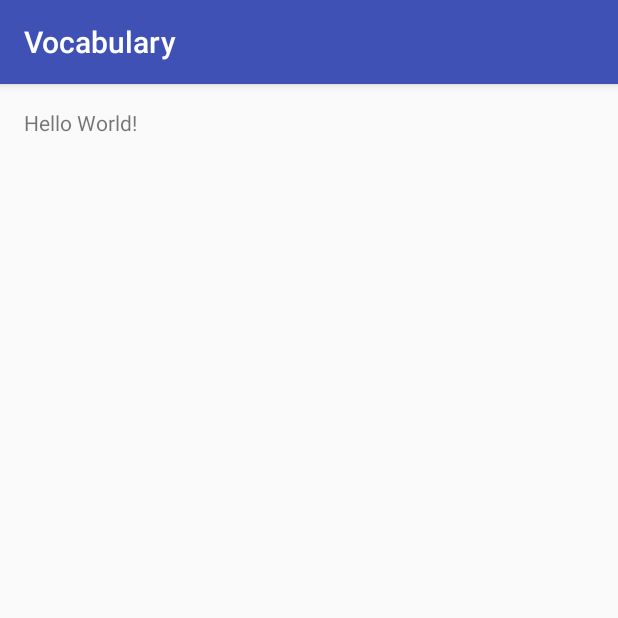
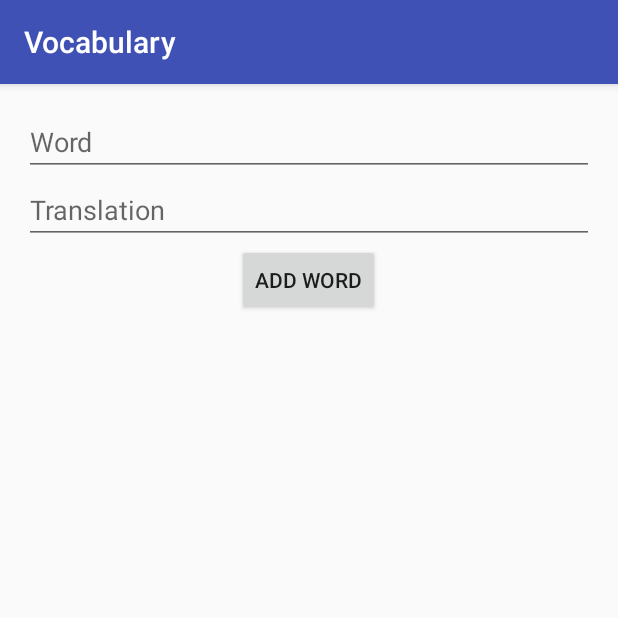
Before and after one commit to Karabyn/Vocabulary, an Android app: the screen it shows after launch (MainActivity), on a phone screen of 412 x 824 dp, the top half of it. Run offline under Robolectric (Android 15) with nearby library versions, the phone set to English and light mode, and no system bars.

Commit message:
first builiding blocks

```diff
--- /dev/null
+++ b/app/src/main/res/drawable/cell_background.xml
@@ -0,0 +1,7 @@
+<?xml version="1.0" encoding="utf-8"?>
+<shape
+    xmlns:android="http://schemas.android.com/apk/res/android"
+    android:shape= "rectangle"  >
+    <solid android:color="#ffffff"/>
+    <stroke android:width="1dp"  android:color="#000000"/>
+</shape>
--- a/app/src/main/res/layout/activity_main.xml
+++ b/app/src/main/res/layout/activity_main.xml
@@ -1,4 +1,11 @@
 <?xml version="1.0" encoding="utf-8"?>
+
+<ScrollView xmlns:android="http://schemas.android.com/apk/res/android"
+    xmlns:tools="http://schemas.android.com/tools"
+    android:layout_width="match_parent"
+    android:layout_height="match_parent"
+    android:fillViewport="true">
+
     <RelativeLayout xmlns:android="http://schemas.android.com/apk/res/android"
         xmlns:tools="http://schemas.android.com/tools"
         android:id="@+id/activity_main"
@@ -10,9 +17,76 @@
         android:paddingTop="@dimen/activity_vertical_margin"
         tools:context="com.detsyky.vocabulary.MainActivity">
 
-    <TextView
+        <!-- Dummy item to prevent AutoCompleteTextView from receiving focus -->
+        <LinearLayout
+            android:focusable="true"
+            android:focusableInTouchMode="true"
+            android:layout_width="0px"
+            android:layout_height="0px"/>
+
+        <EditText
+            android:id="@+id/word_input"
+            android:layout_width="match_parent"
+            android:layout_height="wrap_content"
+            android:hint="Word"
+            android:ems="10"
+            android:inputType="text" />
+
+        <EditText
+            android:id="@+id/translation_input"
+            android:layout_width="match_parent"
+            android:layout_height="wrap_content"
+            android:layout_below="@id/word_input"
+            android:inputType="text"
+            android:hint="Translation"
+            android:ems="10" />
+
+        <Button
+            android:id="@+id/add_word_button"
+            android:text="Add word"
             android:layout_width="wrap_content"
             android:layout_height="wrap_content"
-        android:text="Hello World!"
-        android:id="@+id/hi"/>
+            android:layout_below="@id/translation_input"
+            android:layout_centerHorizontal="true"
+            android:onClick="addWord"/>
+
+        <TableLayout
+            android:id="@+id/vocabulary_table"
+            android:layout_width="match_parent"
+            android:layout_height="match_parent"
+            android:layout_below="@id/add_word_button"
+            android:layout_marginTop="16dp"
+            android:stretchColumns="0,1"
+            android:visibility="invisible">
+
+            <TableRow
+                android:id="@+id/vocabulary_table_header"
+                android:layout_width="wrap_content"
+                android:layout_height="wrap_content" >
+
+                    <TextView
+                        android:id="@+id/word_table_header"
+                        android:layout_width="0dip"
+                        android:layout_height="match_parent"
+                        android:layout_column="0"
+                        android:paddingStart="4dp"
+                        android:text="Word"
+                        android:textStyle="normal|bold"
+                        android:background="@drawable/cell_background" />
+
+                    <TextView
+                        android:id="@+id/translation_table_header"
+                        android:layout_width="0dip"
+                        android:layout_height="match_parent"
+                        android:layout_column="1"
+                        android:paddingStart="4dp"
+                        android:text="Translation"
+                        android:textStyle="normal|bold"
+                        android:background="@drawable/cell_background"/>
+            </TableRow>
+
+        </TableLayout>
+
     </RelativeLayout>
+
+</ScrollView>
```
Also changed, not shown: app/src/main/java/com/detsyky/vocabulary/MainActivity.java (+57 -2 lines). Lines whose indentation alone changed are shown as unchanged.
